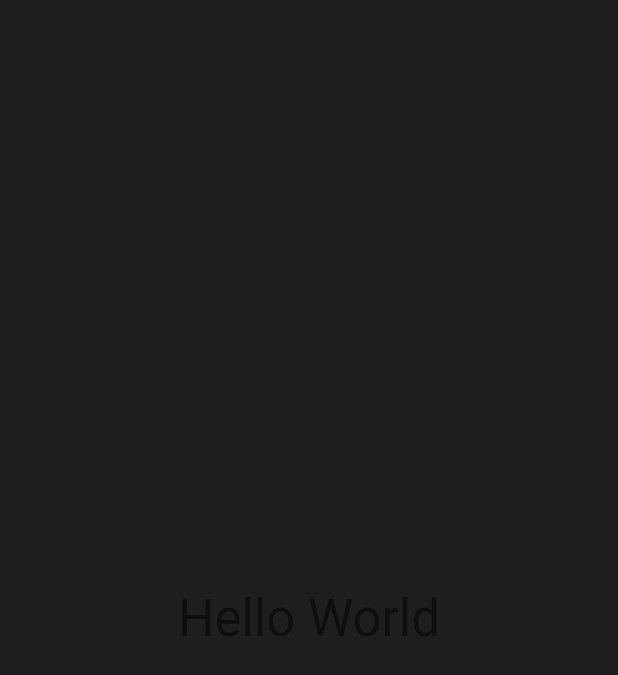
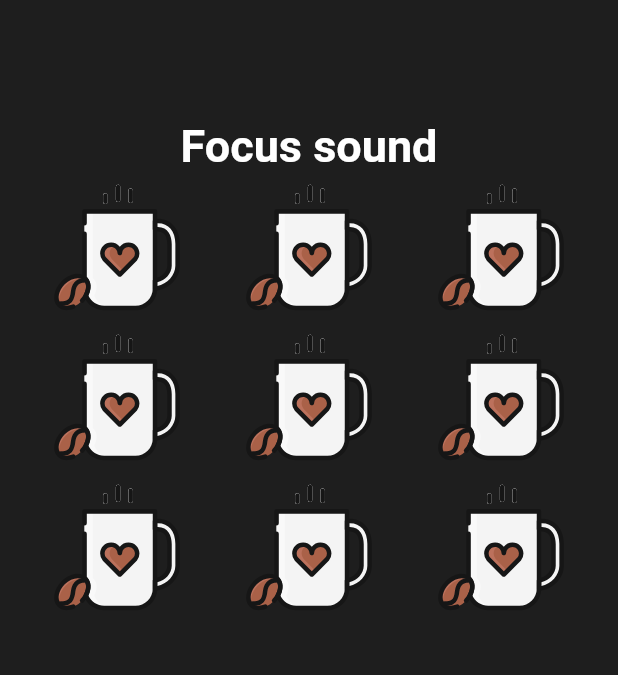
Before and after one commit to K-Sato1995/focus_sounds_app, a Flutter app: the screen it shows after launch, on a phone screen of 412 x 824 dp. Shown: the top 675 px of the screen. Run offline on Flutter 3.47's test engine with Material 2 defaults, Android fonts, the phone set to English and light mode, and no system bars; our stand-ins replace flutter_svg.

Commit message:
use column

```diff
--- a/lib/ui/home_page.dart
+++ b/lib/ui/home_page.dart
@@ -1,6 +1,7 @@
 import 'package:flutter/material.dart';
 
 import 'package:focus_sound_app/styles/colors.dart';
+import 'package:focus_sound_app/widgets/audio_box.dart';
 
 class HomePage extends StatelessWidget {
   const HomePage({Key? key}) : super(key: key);
@@ -9,10 +10,30 @@ class HomePage extends StatelessWidget {
   Widget build(BuildContext context) {
     return Scaffold(
       backgroundColor: CustomColors.themeColor,
-      body: Center(
-        child: Text(
-          'Hello World',
-          style: Theme.of(context).textTheme.headline4,
+      body: Container(
+        margin: const EdgeInsets.only(top: 80),
+        child: Column(
+          children: [
+            const Text('Focus sound',
+                style: TextStyle(
+                    color: CustomColors.textColor,
+                    fontWeight: FontWeight.bold,
+                    fontSize: 30)),
+            Column(
+              mainAxisAlignment: MainAxisAlignment.spaceBetween,
+              children: [
+                Row(
+                    mainAxisAlignment: MainAxisAlignment.spaceEvenly,
+                    children: [AudioBox(), AudioBox(), AudioBox()]),
+                Row(
+                    mainAxisAlignment: MainAxisAlignment.spaceEvenly,
+                    children: [AudioBox(), AudioBox(), AudioBox()]),
+                Row(
+                    mainAxisAlignment: MainAxisAlignment.spaceEvenly,
+                    children: [AudioBox(), AudioBox(), AudioBox()]),
+              ],
+            ),
+          ],
         ),
       ),
     );
--- a/lib/widgets/audio_box.dart
+++ b/lib/widgets/audio_box.dart
@@ -1,10 +1,19 @@
 import 'package:flutter/material.dart';
+
+import 'package:focus_sound_app/gen/assets.gen.dart';
+import 'package:flutter_svg/flutter_svg.dart';
 
 class AudioBox extends StatelessWidget {
   const AudioBox({super.key});
 
   @override
   Widget build(BuildContext context) {
-    return Container();
+    return SizedBox(
+      height: 100,
+      width: 100,
+      child: SvgPicture.asset(
+        Assets.cafeSvg.path,
+      ),
+    );
   }
 }
```
